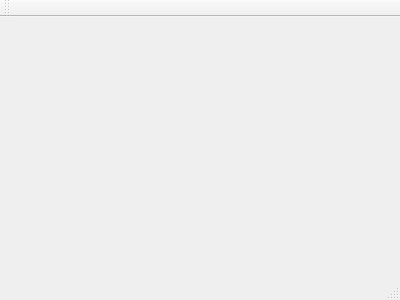
Above: notepad.ui from priyankjain/notepad before the change. Below: the same form after it.
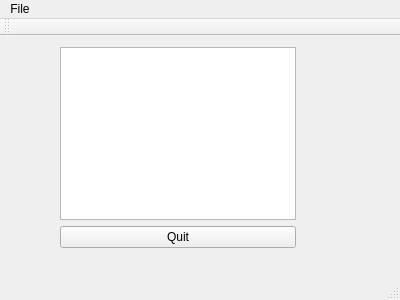
That is the form after the change.

Diff of the .ui file:
```diff
--- a/notepad.ui
+++ b/notepad.ui
@@ -12,13 +12,69 @@
   <property name="windowTitle" >
    <string>Notepad</string>
   </property>
-  <widget class="QMenuBar" name="menuBar" />
-  <widget class="QToolBar" name="mainToolBar" />
-  <widget class="QWidget" name="centralWidget" />
-  <widget class="QStatusBar" name="statusBar" />
+  <widget class="QWidget" name="centralWidget">
+   <widget class="QWidget" name="layoutWidget">
+    <property name="geometry">
+     <rect>
+      <x>49</x>
+      <y>0</y>
+      <width>258</width>
+      <height>223</height>
+     </rect>
+    </property>
+    <layout class="QVBoxLayout" name="verticalLayout">
+     <item>
+      <widget class="QTextEdit" name="textEdit"/>
+     </item>
+     <item>
+      <widget class="QPushButton" name="quitButton">
+       <property name="text">
+        <string>Quit</string>
+       </property>
+      </widget>
+     </item>
+    </layout>
+   </widget>
+  </widget>
+  <widget class="QMenuBar" name="menuBar">
+   <property name="geometry">
+    <rect>
+     <x>0</x>
+     <y>0</y>
+     <width>400</width>
+     <height>20</height>
+    </rect>
+   </property>
+   <widget class="QMenu" name="menuFile">
+    <property name="title">
+     <string>File</string>
+    </property>
+    <addaction name="actionOpen"/>
+    <addaction name="actionSave"/>
+   </widget>
+   <addaction name="menuFile"/>
+  </widget>
+  <widget class="QToolBar" name="mainToolBar">
+   <attribute name="toolBarArea">
+    <enum>TopToolBarArea</enum>
+   </attribute>
+   <attribute name="toolBarBreak">
+    <bool>false</bool>
+   </attribute>
+  </widget>
+  <widget class="QStatusBar" name="statusBar"/>
+  <action name="actionOpen">
+   <property name="text">
+    <string>Open</string>
+   </property>
+  </action>
+  <action name="actionSave">
+   <property name="text">
+    <string>Save</string>
+   </property>
+  </action>
  </widget>
- <layoutDefault spacing="6" margin="11" />
- <pixmapfunction></pixmapfunction>
+ <layoutdefault spacing="6" margin="11"/>
  <resources/>
  <connections/>
 </ui>
```
Left out of the diff: 7 changed lines with no effect on the pictures.
